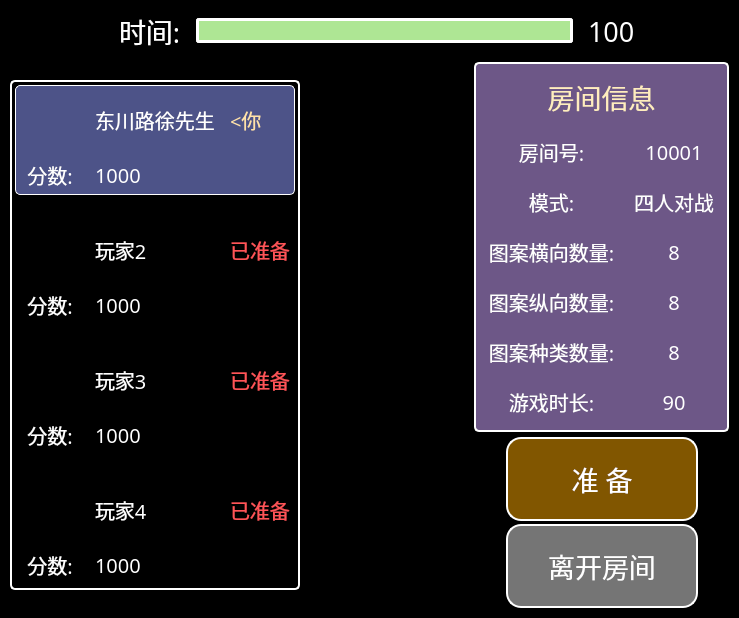
This is PerfectLinkClient/gamewindow.ui in Fabulousxu/PerfectLink-Client as Qt 5 draws it before an edit. The edited form follows.
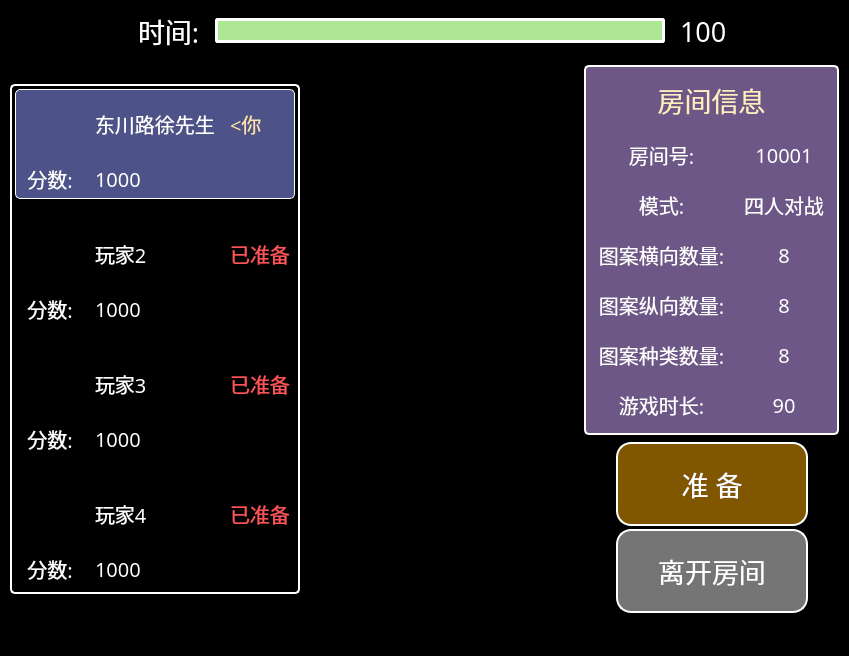
This is the edited form. Icons and pictures are not drawn.

Diff of the .ui file:
```diff
--- a/PerfectLinkClient/gamewindow.ui
+++ b/PerfectLinkClient/gamewindow.ui
@@ -6,8 +6,8 @@
    <rect>
     <x>0</x>
     <y>0</y>
-    <width>739</width>
-    <height>618</height>
+    <width>849</width>
+    <height>656</height>
    </rect>
   </property>
   <property name="windowTitle">
@@ -30,7 +30,7 @@
     <number>10</number>
    </property>
    <property name="bottomMargin">
-    <number>0</number>
+    <number>10</number>
    </property>
    <item>
     <layout class="QHBoxLayout" name="horizontalLayout_9" stretch="1,0,4,0,1">
@@ -529,6 +529,19 @@
                  </property>
                 </widget>
                </item>
+               <item>
+                <spacer name="horizontalSpacer_8">
+                 <property name="orientation">
+                  <enum>Qt::Horizontal</enum>
+                 </property>
+                 <property name="sizeHint" stdset="0">
+                  <size>
+                   <width>0</width>
+                   <height>0</height>
+                  </size>
+                 </property>
+                </spacer>
+               </item>
               </layout>
              </item>
              <item>
@@ -740,6 +753,19 @@
                  </property>
                 </widget>
                </item>
+               <item>
+                <spacer name="horizontalSpacer_9">
+                 <property name="orientation">
+                  <enum>Qt::Horizontal</enum>
+                 </property>
+                 <property name="sizeHint" stdset="0">
+                  <size>
+                   <width>0</width>
+                   <height>0</height>
+                  </size>
+                 </property>
+                </spacer>
+               </item>
               </layout>
              </item>
              <item>
@@ -948,6 +974,19 @@
                  </property>
                 </widget>
                </item>
+               <item>
+                <spacer name="horizontalSpacer_10">
+                 <property name="orientation">
+                  <enum>Qt::Horizontal</enum>
+                 </property>
+                 <property name="sizeHint" stdset="0">
+                  <size>
+                   <width>0</width>
+                   <height>0</height>
+                  </size>
+                 </property>
+                </spacer>
+               </item>
               </layout>
              </item>
              <item>
@@ -1711,6 +1750,43 @@
      </item>
     </layout>
    </item>
+   <item>
+    <widget class="QLabel" name="errorLabel">
+     <property name="sizePolicy">
+      <sizepolicy hsizetype="Preferred" vsizetype="Fixed">
+       <horstretch>0</horstretch>
+       <verstretch>0</verstretch>
+      </sizepolicy>
+     </property>
+     <property name="minimumSize">
+      <size>
+       <width>0</width>
+       <height>20</height>
+      </size>
+     </property>
+     <property name="maximumSize">
+      <size>
+       <width>16777215</width>
+       <height>20</height>
+      </size>
+     </property>
+     <property name="font">
+      <font>
+       <family>Minecraft AE</family>
+       <pointsize>15</pointsize>
+      </font>
+     </property>
+     <property name="styleSheet">
+      <string notr="true">color: rgb(255, 140, 142);</string>
+     </property>
+     <property name="text">
+      <string/>
+     </property>
+     <property name="alignment">
+      <set>Qt::AlignCenter</set>
+     </property>
+    </widget>
+   </item>
   </layout>
  </widget>
  <layoutdefault spacing="6" margin="11"/>
```
